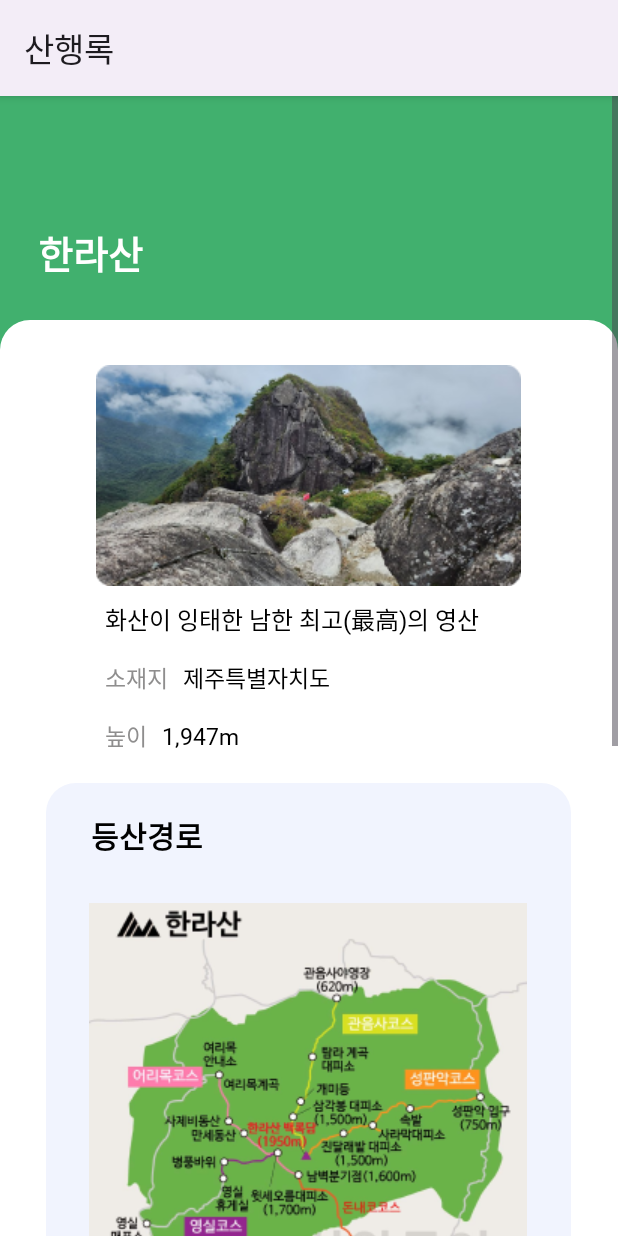
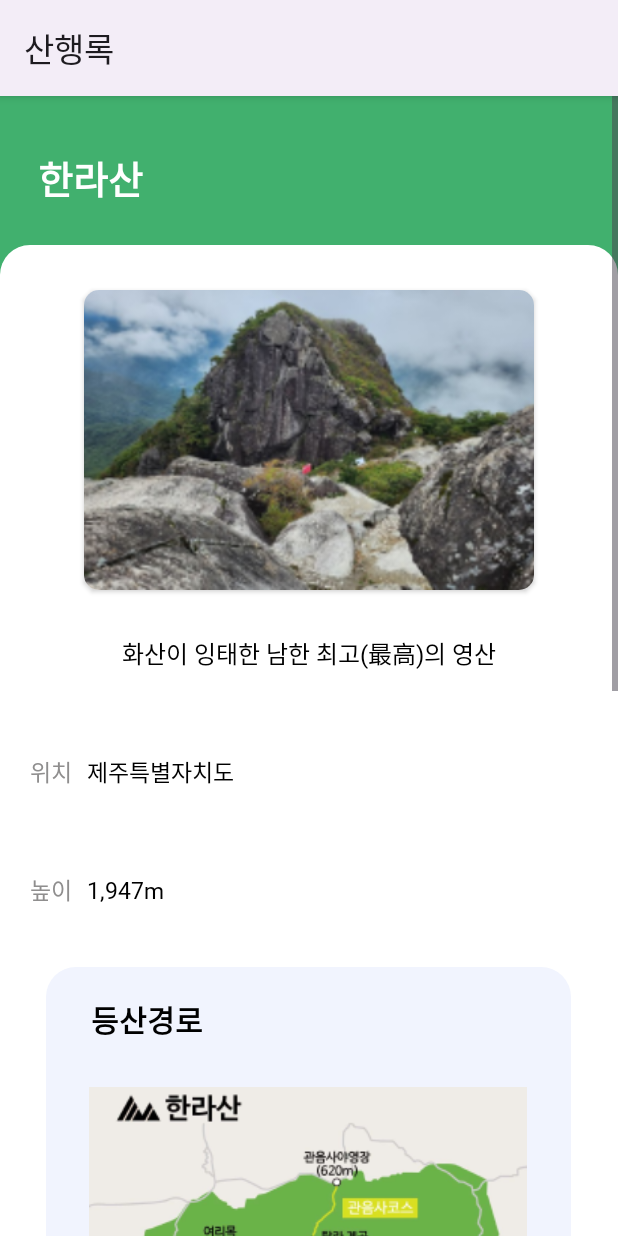
Before and after one commit to Phytoncidee/FE, an Android app: the MountainInfoActivity screen opened directly, with no data from a screen before it, on a phone screen of 412 x 824 dp. Run offline under Robolectric (Android 15) with nearby library versions, the phone set to English and light mode, and no system bars; pictures from the network do not load.

Commit message:
[FEAT] 산 상세페이지 연결, 이미지 없는 아이템 디폴트 이미지 설정

```diff
--- a/app/build.gradle.kts
+++ b/app/build.gradle.kts
@@ -2,9 +2,12 @@ plugins {
     alias(libs.plugins.androidApplication)
     alias(libs.plugins.jetbrainsKotlinAndroid)
     id("kotlin-kapt") // Kotlin Annotation Processing Tool
+    id("kotlin-android")
+    id("kotlin-parcelize")
 }
 
 android {
+
     namespace = "com.example.hikinglog_fe"
     compileSdk = 34
 
--- a/app/src/main/java/com/example/hikinglog_fe/MountainInfoActivity.kt
+++ b/app/src/main/java/com/example/hikinglog_fe/MountainInfoActivity.kt
@@ -1,20 +1,60 @@
 package com.example.hikinglog_fe
 
+import android.os.Build
 import android.os.Bundle
+import android.util.Log
 import androidx.activity.enableEdgeToEdge
 import androidx.appcompat.app.AppCompatActivity
 import androidx.core.view.ViewCompat
 import androidx.core.view.WindowInsetsCompat
+import com.bumptech.glide.Glide
+import com.example.hikinglog_fe.databinding.ActivityMountainInfoBinding
+import com.example.hikinglog_fe.models.Mountain
+import com.example.hikinglog_fe.models.NationalMountainsResponse
 
 class MountainInfoActivity : AppCompatActivity() {
+    private lateinit var binding: ActivityMountainInfoBinding
+
     override fun onCreate(savedInstanceState: Bundle?) {
         super.onCreate(savedInstanceState)
-        enableEdgeToEdge()
-        setContentView(R.layout.activity_mountain_info)
-        ViewCompat.setOnApplyWindowInsetsListener(findViewById(R.id.main)) { v, insets ->
-            val systemBars = insets.getInsets(WindowInsetsCompat.Type.systemBars())
-            v.setPadding(systemBars.left, systemBars.top, systemBars.right, systemBars.bottom)
-            insets
+        binding = ActivityMountainInfoBinding.inflate(layoutInflater)
+        setContentView(binding.root)
+
+        // Intent에서 Mountain 데이터를 받아옴
+        val mountain = if (Build.VERSION.SDK_INT >= Build.VERSION_CODES.TIRAMISU) {
+            intent.getParcelableExtra("mountain", Mountain::class.java)
+        } else {
+            intent.getParcelableExtra("mountain") as? Mountain
+        }
+
+        // 이미지 URL 수신
+        val imageUrl = intent.getStringExtra("image_url")
+
+        // Mountain 객체가 null인지, 예상된 데이터가 있는지
+        if (mountain == null) {
+            Log.e("MountainInfoActivity", "Mountain 객체 null")
+        } else {
+            Log.d("MountainInfoActivity", "Mountain 객체를 받음: $mountain")
+            displayMountainInfo(mountain)
+
+            // 이미지 URL을 사용하여 이미지 로드
+            if (!imageUrl.isNullOrEmpty()) {
+                Glide.with(this)
+                    .load(imageUrl)
+                    .error(R.drawable.etc_default_mountain) // 에러 시 이미지
+                    .into(binding.mntImg)
+            } else {
+                // 이미지 URL이 비어 있을 경우 기본 이미지 설정
+                binding.mntImg.setImageResource(R.drawable.etc_default_mountain)
+            }
         }
     }
+
+    private fun displayMountainInfo(mountain: Mountain) {
+        // 산의 상세 정보를 표시
+        binding.mountainTitle.text = mountain!!.mntiname
+        binding.mountainComment.text = mountain!!.mntidetails
+        binding.mountainLocation.text = mountain!!.mntiadd
+        binding.mountainHeight.text = "${mountain!!.mntihigh} m"
+    }
 }
--- a/app/src/main/java/com/example/hikinglog_fe/adapter/MountainAdapter.kt
+++ b/app/src/main/java/com/example/hikinglog_fe/adapter/MountainAdapter.kt
@@ -1,11 +1,14 @@
 package com.example.hikinglog_fe.adapter
 
+import android.content.Intent
 import android.util.Log
 import android.view.LayoutInflater
 import android.view.View
 import android.view.ViewGroup
 import androidx.recyclerview.widget.RecyclerView
 import com.bumptech.glide.Glide
+import com.example.hikinglog_fe.MountainInfoActivity
+import com.example.hikinglog_fe.R
 import com.example.hikinglog_fe.databinding.ItemMountainBinding
 import com.example.hikinglog_fe.interfaces.ApiService
 import com.example.hikinglog_fe.models.Mountain
@@ -42,6 +45,18 @@ class MountainAdapter(private val apiService: ApiService, private val token: Str
             binding.mntiadd.text = mntData.mntiadd
             binding.mntihigh.text = mntData.mntihigh.toString()
 
+            // 기본 이미지 설정
+            binding.mntImg.setImageResource(R.drawable.etc_default_mountain)
+
+            binding.root.setOnClickListener{
+                val context = binding.root.context
+                val intent = Intent(context, MountainInfoActivity::class.java).apply {
+                    putExtra("mountain", mntData)
+                }
+                context.startActivity(intent)
+                Log.d("MountainAdapter", "OnClick - Mountain: $mntData")
+            }
+
             // 이미지 API 호출
             apiService.getMountainImage("Bearer $token", mntData.mntilistno).enqueue(object :
                 Callback<NationalMountainsImageResponse> {
@@ -53,11 +68,26 @@ class MountainAdapter(private val apiService: ApiService, private val token: Str
                             if (!images.isNullOrEmpty()) {
                                 // 이미지 URL을 설정
                                 val imageUrl = "https://www.forest.go.kr/images/data/down/mountain/${images[0].imgfilename}"
+
+                                Log.d("MountainAdapter", "Image URL: $imageUrl")
+
                                 Glide.with(binding.root.context)
                                     .load(imageUrl)
-//                                    .error() // 로드 실패 시 이미지
+                                    .error(R.drawable.etc_default_mountain) // 로드 실패 시 이미지
                                     .into(binding.mntImg)
+
+                                // 액티비티를 클릭하면 이미지 URL도 전달
+                                binding.root.setOnClickListener {
+                                    val context = binding.root.context
+                                    val intent = Intent(context, MountainInfoActivity::class.java).apply {
+                                        putExtra("mountain", mntData)
+                                        putExtra("image_url", imageUrl) // 이미지 URL을 추가로 전달
+                                    }
+                                    context.startActivity(intent)
+                                    Log.d("MountainAdapter", "OnClick - Mountain: $mntData, Image URL: $imageUrl")
+                                }
                             }
+
                         } else {
                             Log.e("API_ERROR", "Image response body is null")
                         }
--- a/app/src/main/java/com/example/hikinglog_fe/models/NationalMountainsResponse.kt
+++ b/app/src/main/java/com/example/hikinglog_fe/models/NationalMountainsResponse.kt
@@ -1,4 +1,7 @@
 package com.example.hikinglog_fe.models
+
+import android.os.Parcelable
+import kotlinx.parcelize.Parcelize
 
 
 data class NationalMountainsResponse(
@@ -19,7 +22,7 @@ data class Body(
 data class Items(
     val item: List<Mountain>?
 )
-
+@Parcelize
 data class Mountain(
     val mntiadd: String?,
     val mntiadmin: String?,
@@ -32,4 +35,4 @@ data class Mountain(
     val mntisname: String?,
     val mntisummary: String?,
     val mntitop: String?
-)
+) : Parcelable
--- /dev/null
+++ b/app/src/main/res/drawable/etc_default_mountain.xml
@@ -0,0 +1,69 @@
+<vector xmlns:android="http://schemas.android.com/apk/res/android"
+    android:width="300dp"
+    android:height="200dp"
+    android:viewportWidth="300"
+    android:viewportHeight="200">
+  <path
+      android:pathData="M10,0L290,0A10,10 0,0 1,300 10L300,190A10,10 0,0 1,290 200L10,200A10,10 0,0 1,0 190L0,10A10,10 0,0 1,10 0z"
+      android:fillColor="#FFFAF2"/>
+  <path
+      android:pathData="M79,134.16L133.4,142.28"
+      android:strokeWidth="3"
+      android:fillColor="#00000000"
+      android:strokeColor="#41B06E"
+      android:strokeLineCap="round"/>
+  <path
+      android:pathData="M170,142.16L224.39,134"
+      android:strokeWidth="3"
+      android:fillColor="#00000000"
+      android:strokeColor="#41B06E"
+      android:strokeLineCap="round"/>
+  <path
+      android:pathData="M74,123.68C113.44,119.61 147.57,134.88 152,142"
+      android:strokeWidth="5"
+      android:fillColor="#00000000"
+      android:strokeColor="#41B06E"
+      android:strokeLineCap="round"/>
+  <path
+      android:pathData="M153,143C196.22,114.92 219.59,124.62 224,124.62"
+      android:strokeWidth="5"
+      android:fillColor="#00000000"
+      android:strokeColor="#41B06E"
+      android:strokeLineCap="round"/>
+  <path
+      android:pathData="M133.15,39.27C133.85,38.08 133.46,36.55 132.27,35.85C131.08,35.15 129.54,35.54 128.85,36.73L133.15,39.27ZM83.15,124.27L133.15,39.27L128.85,36.73L78.85,121.73L83.15,124.27Z"
+      android:fillColor="#41B06E"/>
+  <path
+      android:pathData="M127.95,92.43C128.74,93.56 130.29,93.84 131.43,93.05C132.56,92.26 132.84,90.71 132.05,89.57L127.95,92.43ZM111.95,69.43L127.95,92.43L132.05,89.57L116.05,66.57L111.95,69.43Z"
+      android:fillColor="#41B06E"/>
+  <path
+      android:pathData="M128.82,89.78C128.14,90.98 128.57,92.51 129.78,93.18C130.98,93.86 132.51,93.43 133.18,92.22L128.82,89.78ZM142.82,64.78L128.82,89.78L133.18,92.22L147.18,67.22L142.82,64.78Z"
+      android:fillColor="#41B06E"/>
+  <path
+      android:pathData="M177.8,129.2C178.46,130.41 179.98,130.86 181.2,130.2C182.41,129.54 182.86,128.02 182.2,126.81L177.8,129.2ZM128.8,39.2L177.8,129.2L182.2,126.81L133.2,36.8L128.8,39.2Z"
+      android:fillColor="#41B06E"/>
+  <path
+      android:pathData="M216.82,124.22C217.49,125.43 219.01,125.86 220.22,125.18C221.43,124.51 221.86,122.99 221.18,121.78L216.82,124.22ZM178.82,56.22L216.82,124.22L221.18,121.78L183.18,53.78L178.82,56.22Z"
+      android:fillColor="#41B06E"/>
+  <path
+      android:pathData="M183.13,56.3C183.85,55.13 183.48,53.59 182.3,52.87C181.13,52.15 179.59,52.52 178.87,53.7L183.13,56.3ZM161.13,92.3L183.13,56.3L178.87,53.7L156.87,89.7L161.13,92.3Z"
+      android:fillColor="#41B06E"/>
+  <path
+      android:pathData="M138,151C147.81,167.18 161.08,164.07 168,151"
+      android:strokeWidth="5"
+      android:fillColor="#00000000"
+      android:strokeColor="#41B06E"
+      android:strokeLineCap="round"/>
+  <path
+      android:pathData="M71,144L138,151"
+      android:strokeWidth="5"
+      android:fillColor="#00000000"
+      android:strokeColor="#41B06E"
+      android:strokeLineCap="round"/>
+  <path
+      android:pathData="M169,151L230,145"
+      android:strokeWidth="5"
+      android:fillColor="#00000000"
+      android:strokeColor="#41B06E"
+      android:strokeLineCap="round"/>
+</vector>
--- /dev/null
+++ b/app/src/main/res/drawable/etc_logo.xml
@@ -0,0 +1,54 @@
+<vector xmlns:android="http://schemas.android.com/apk/res/android"
+    android:width="26dp"
+    android:height="22dp"
+    android:viewportWidth="26"
+    android:viewportHeight="22">
+  <path
+      android:strokeWidth="1"
+      android:pathData="M2,15.107C7.563,14.464 12.375,16.875 13,18"
+      android:fillColor="#00000000"
+      android:strokeColor="#41B06E"
+      android:strokeLineCap="round"/>
+  <path
+      android:strokeWidth="1"
+      android:pathData="M13,18C19.696,13.788 23.317,15.243 24,15.243"
+      android:fillColor="#00000000"
+      android:strokeColor="#41B06E"
+      android:strokeLineCap="round"/>
+  <path
+      android:pathData="M10.48,1.266C10.613,1.024 10.532,0.709 10.298,0.562C10.064,0.415 9.767,0.492 9.634,0.734L10.48,1.266ZM2.933,14.976L10.48,1.266L9.634,0.734L2.086,14.444L2.933,14.976Z"
+      android:fillColor="#41B06E"/>
+  <path
+      android:pathData="M9.504,9.847C9.655,10.078 9.956,10.132 10.178,9.967C10.4,9.803 10.457,9.482 10.307,9.25L9.504,9.847ZM7.089,6.137L9.504,9.847L10.307,9.25L7.892,5.54L7.089,6.137Z"
+      android:fillColor="#41B06E"/>
+  <path
+      android:pathData="M9.628,9.292C9.5,9.536 9.588,9.849 9.825,9.991C10.062,10.133 10.358,10.05 10.486,9.805L9.628,9.292ZM11.741,5.259L9.628,9.292L10.486,9.805L12.599,5.773L11.741,5.259Z"
+      android:fillColor="#41B06E"/>
+  <path
+      android:pathData="M17.021,15.768C17.146,16.014 17.441,16.101 17.68,15.962C17.919,15.823 18.01,15.511 17.885,15.265L17.021,15.768ZM9.624,1.251L17.021,15.768L17.885,15.265L10.489,0.749L9.624,1.251Z"
+      android:fillColor="#41B06E"/>
+  <path
+      android:pathData="M22.91,14.966C23.038,15.211 23.334,15.294 23.571,15.153C23.808,15.011 23.897,14.698 23.769,14.453L22.91,14.966ZM17.174,3.998L22.91,14.966L23.769,14.453L18.033,3.486L17.174,3.998Z"
+      android:fillColor="#41B06E"/>
+  <path
+      android:pathData="M18.023,4.015C18.16,3.776 18.083,3.459 17.852,3.308C17.621,3.157 17.322,3.229 17.185,3.469L18.023,4.015ZM14.702,9.822L18.023,4.015L17.185,3.469L13.865,9.275L14.702,9.822Z"
+      android:fillColor="#41B06E"/>
+  <path
+      android:strokeWidth="1"
+      android:pathData="M11,19C12.635,21.942 14.846,21.376 16,19"
+      android:fillColor="#00000000"
+      android:strokeColor="#41B06E"
+      android:strokeLineCap="round"/>
+  <path
+      android:strokeWidth="1"
+      android:pathData="M1,18.097L11.113,19.226"
+      android:fillColor="#00000000"
+      android:strokeColor="#41B06E"
+      android:strokeLineCap="round"/>
+  <path
+      android:strokeWidth="1"
+      android:pathData="M15.793,19.226L25,18.258"
+      android:fillColor="#00000000"
+      android:strokeColor="#41B06E"
+      android:strokeLineCap="round"/>
+</vector>
--- a/app/src/main/res/layout/activity_mountain_info.xml
+++ b/app/src/main/res/layout/activity_mountain_info.xml
@@ -30,7 +30,7 @@
                 android:textColor="@color/white"
                 android:textSize="25sp"
                 android:textStyle="bold"
-                android:layout_marginTop="60dp"
+                android:layout_marginTop="10dp"
                 android:padding="25dp" />
 
             <LinearLayout
@@ -39,37 +39,45 @@
                 android:background="@drawable/round_background_white"
                 android:orientation="vertical" >
 
-                <ImageView
-                    android:id="@+id/mountainImg"
-                    android:layout_width="wrap_content"
-                    android:layout_height="wrap_content"
+                <androidx.cardview.widget.CardView
+                    android:layout_width="300dp"
+                    android:layout_height="200dp"
                     android:layout_marginTop="30dp"
                     android:layout_gravity="center"
-                    android:src="@drawable/mock_hallamountain" />
+                    app:cardCornerRadius="10dp">
+                    <ImageView
+                        android:id="@+id/mntImg"
+                        android:layout_width="match_parent"
+                        android:layout_height="match_parent"
+                        android:src="@drawable/mock_hallamountain"
+                        android:scaleType="centerCrop"/>
+
+                </androidx.cardview.widget.CardView>
 
                 <TextView
                     android:id="@+id/mountainComment"
                     android:layout_width="wrap_content"
                     android:layout_height="wrap_content"
+                    android:layout_gravity="center"
                     android:text="화산이 잉태한 남한 최고(最高)의 영산"
                     android:textSize="16sp"
                     android:textColor="@color/black"
                     android:layout_marginTop="10dp"
-                    android:layout_marginStart="70dp" />
+                    android:padding="20dp"/>
 
                 <LinearLayout
                     android:layout_width="wrap_content"
                     android:layout_height="wrap_content"
+                    android:padding="20dp"
                     android:orientation="horizontal">
 
                     <TextView
                         android:layout_width="wrap_content"
                         android:layout_height="wrap_content"
-                        android:text="소재지"
+                        android:text="위치"
                         android:textSize="15sp"
                         android:textColor="@color/gray"
-                        android:layout_marginTop="15dp"
-                        android:layout_marginStart="70dp" />
+                        android:layout_marginTop="15dp" />
 
                     <TextView
                         android:id="@+id/mountainLocation"
@@ -86,6 +94,7 @@
                     android:layout_width="wrap_content"
                     android:layout_height="wrap_content"
                     android:layout_marginBottom="10dp"
+                    android:padding="20dp"
                     android:orientation="horizontal">
 
                     <TextView
@@ -94,18 +103,17 @@
                         android:text="높이"
                         android:textSize="15sp"
                         android:textColor="@color/gray"
-                        android:layout_marginTop="15dp"
-                        android:layout_marginStart="70dp" />
+                        android:layout_marginTop="15dp" />
 
                     <TextView
                         android:id="@+id/mountainHeight"
                         android:layout_width="wrap_content"
                         android:layout_height="wrap_content"
+                        android:layout_marginStart="10dp"
+                        android:layout_marginTop="15dp"
                         android:text="1,947m"
-                        android:textSize="15sp"
                         android:textColor="@color/black"
-                        android:layout_marginTop="15dp"
-                        android:layout_marginStart="10dp" />
+                        android:textSize="15sp" />
                 </LinearLayout>
 
                 <LinearLayout
@@ -133,8 +141,6 @@
                         android:layout_gravity="center"
                         android:src="@drawable/mock_hikingcourse"
                         android:layout_marginBottom="20dp" />
-
-
                 </LinearLayout>
 
                 <RelativeLayout
@@ -253,7 +259,4 @@
             </LinearLayout>
         </LinearLayout>
     </ScrollView>
-
-
-
 </androidx.constraintlayout.widget.ConstraintLayout>
--- a/app/src/main/res/layout/activity_national_mountains.xml
+++ b/app/src/main/res/layout/activity_national_mountains.xml
@@ -23,10 +23,11 @@
             <TextView
                 android:layout_width="wrap_content"
                 android:layout_height="wrap_content"
-                android:layout_gravity="center"
                 android:text="산행록과 함께\n전국의 산을 정복해보세요! ⛰️"
+                android:fontFamily="@font/nanum_square_round_eb"
+
                 android:textColor="@color/white"
-                android:textSize="20sp"
+                android:textSize="22sp"
                 android:textStyle="bold"
                 android:layout_marginTop="50dp"
                 android:layout_marginBottom="50dp"/>
@@ -34,7 +35,7 @@
             <!--검색창-->
             <EditText
                 android:id="@+id/searchEditText"
-                android:layout_width="285dp"
+                android:layout_width="290dp"
                 android:layout_height="50dp"
                 android:layout_gravity="center"
                 android:background="@drawable/search_box"
--- a/app/src/main/res/layout/item_mountain.xml
+++ b/app/src/main/res/layout/item_mountain.xml
@@ -17,7 +17,6 @@
             android:layout_width="100dp"
             android:layout_height="100dp"
             android:layout_gravity="center_vertical"
-            android:src="@drawable/etc_default_image"
             android:id="@+id/mntImg"/>
 
         <LinearLayout
```
Also changed, not shown: app/src/main/res/drawable/etc_logo.png (deleted).
